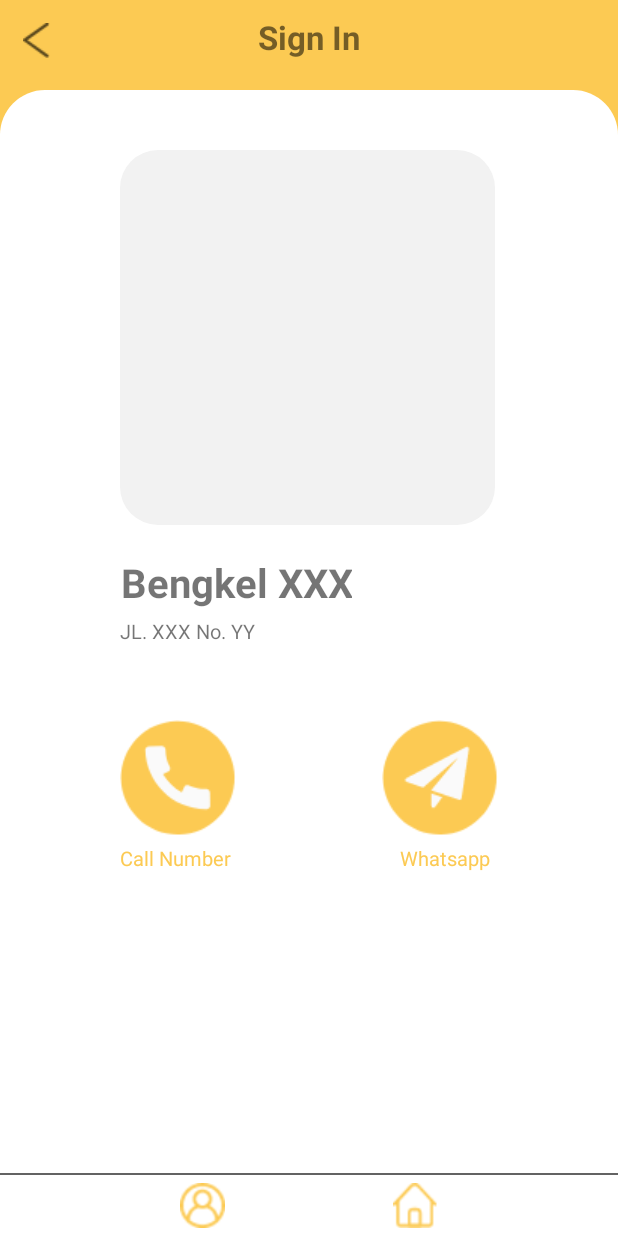
After one commit to sabsabila/BENJOL-Mobile, an Android app: the layout activity_chat_bridge.xml on its own in the app's theme, with its tools: preview values and no code run, on a phone screen of 412 x 824 dp. The commit adds this screen. Run offline under Robolectric (Android 15) with nearby library versions, the phone set to English and light mode, and no system bars.

Commit message:
layout chat bridge

```diff
--- a/app/src/main/java/com/alifadepe/android_example/view/LoginActivity.java
+++ b/app/src/main/java/com/alifadepe/android_example/view/LoginActivity.java
@@ -60,6 +60,6 @@ public class LoginActivity extends AppCompatActivity implements LoginContract.Vi
     }
 
     public void onButtonLoginClick(){
-        presenter.login(binding.username.getText().toString(), binding.password.getText().toString());
+        presenter.login(binding.email.getText().toString(), binding.password.getText().toString());
     }
 }
--- /dev/null
+++ b/app/src/main/res/layout/activity_chat_bridge.xml
@@ -0,0 +1,108 @@
+<?xml version="1.0" encoding="utf-8"?>
+<layout xmlns:android="http://schemas.android.com/apk/res/android">
+    <data>
+    </data>
+    <RelativeLayout
+        android:layout_width="match_parent"
+        android:layout_height="match_parent">
+
+        <include
+            android:id="@+id/base_layout"
+            android:layout_width="fill_parent"
+            android:layout_height="wrap_content"
+            layout="@layout/base_layout" />
+
+        <ProgressBar
+            android:id="@+id/progress_bar"
+            android:layout_width="wrap_content"
+            android:layout_height="wrap_content"
+            android:layout_alignParentTop="true"
+            android:layout_alignParentStart="true"
+            android:layout_alignParentEnd="true"
+            android:layout_marginTop="32dp"
+            android:visibility="gone"/>
+
+        <LinearLayout
+            android:layout_width="match_parent"
+            android:layout_height="match_parent"
+            android:orientation="vertical"
+            android:paddingHorizontal="80dp">
+
+            <ImageView
+                android:id="@+id/chat_bengkel_image"
+                android:layout_marginTop="100dp"
+                android:layout_width="250dp"
+                android:layout_height="250dp"
+                android:background="@drawable/rounded_image_drawable"/>
+            <RelativeLayout
+                android:layout_width="wrap_content"
+                android:layout_height="wrap_content">
+                <TextView
+                    android:id="@+id/chat_nama_bengkel"
+                    android:layout_width="wrap_content"
+                    android:layout_height="wrap_content"
+                    android:layout_marginTop="20dp"
+                    android:text="@string/namaBengkel"
+                    android:gravity="center_horizontal"
+                    android:textStyle="bold"
+                    android:textSize="12pt"/>
+
+                <TextView
+                    android:id="@+id/chat_alamat_bengkel"
+                    android:layout_width="wrap_content"
+                    android:layout_height="wrap_content"
+                    android:layout_marginTop="5dp"
+                    android:text="@string/alamatBengkel"
+                    android:layout_below="@+id/chat_nama_bengkel"
+                    android:textSize="6pt"/>
+
+                <ImageButton
+                    android:id="@+id/call_button"
+                    android:layout_width="wrap_content"
+                    android:layout_height="wrap_content"
+                    android:layout_below="@+id/chat_alamat_bengkel"
+                    android:layout_marginTop="50dp"
+                    android:background="@drawable/call"/>
+
+                <ImageButton
+                    android:id="@+id/wa_button"
+                    android:layout_width="wrap_content"
+                    android:layout_height="wrap_content"
+                    android:layout_alignParentEnd="true"
+                    android:layout_below="@+id/chat_alamat_bengkel"
+                    android:layout_marginTop="50dp"
+                    android:background="@drawable/wa"/>
+
+                <TextView
+                    android:layout_width="wrap_content"
+                    android:layout_height="wrap_content"
+                    android:layout_marginTop="5dp"
+                    android:text="@string/callNumber"
+                    android:textColor="?attr/colorSecondary"
+                    android:layout_below="@+id/call_button"
+                    android:textSize="6pt"/>
+
+                <TextView
+                    android:layout_width="wrap_content"
+                    android:layout_height="wrap_content"
+                    android:layout_marginTop="5dp"
+                    android:text="@string/wa"
+                    android:textColor="?attr/colorSecondary"
+                    android:layout_below="@+id/call_button"
+                    android:layout_alignParentEnd="true"
+                    android:layout_marginRight="5dp"
+                    android:textSize="6pt"/>
+
+            </RelativeLayout>
+
+
+        </LinearLayout>
+        <include
+            android:id="@+id/navbar"
+            android:layout_width="match_parent"
+            android:layout_height="wrap_content"
+            layout="@layout/navbar"
+            android:layout_alignParentBottom="true"
+            android:layout_marginBottom="5dp"/>
+    </RelativeLayout>
+</layout>
--- a/app/src/main/res/values/strings.xml
+++ b/app/src/main/res/values/strings.xml
@@ -31,6 +31,8 @@
     <string name="nomorBengkel">08xx xxxx xxxx </string>
     <string name="bookService">Book Service</string>
     <string name="cariSparepart">Cari Sparepart</string>
+    <string name="callNumber">Call Number</string>
+    <string name="wa">Whatsapp</string>
 
     <!--PickUp-->
     <string name="pickupLocation">Pick Up Location</string>
```
Also changed, not shown: app/src/main/res/drawable-v24/call.png (added), app/src/main/res/drawable-v24/wa.png (added), app/src/main/res/layout/activity_cari_bengkel.xml (line endings or trailing spaces).
